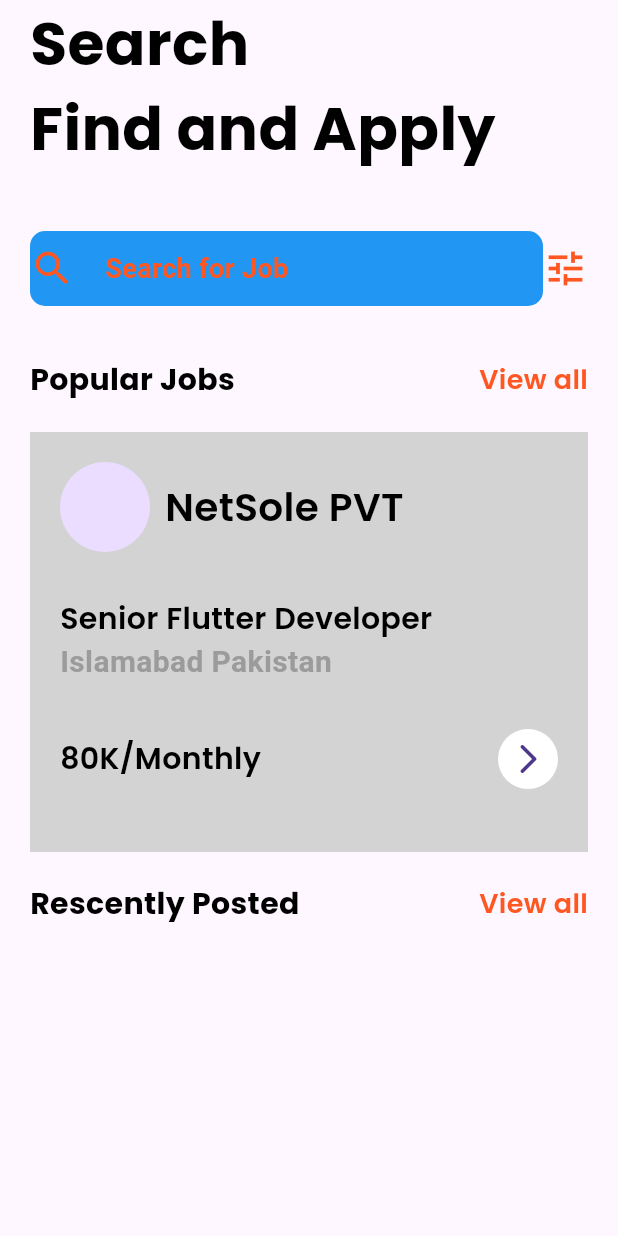
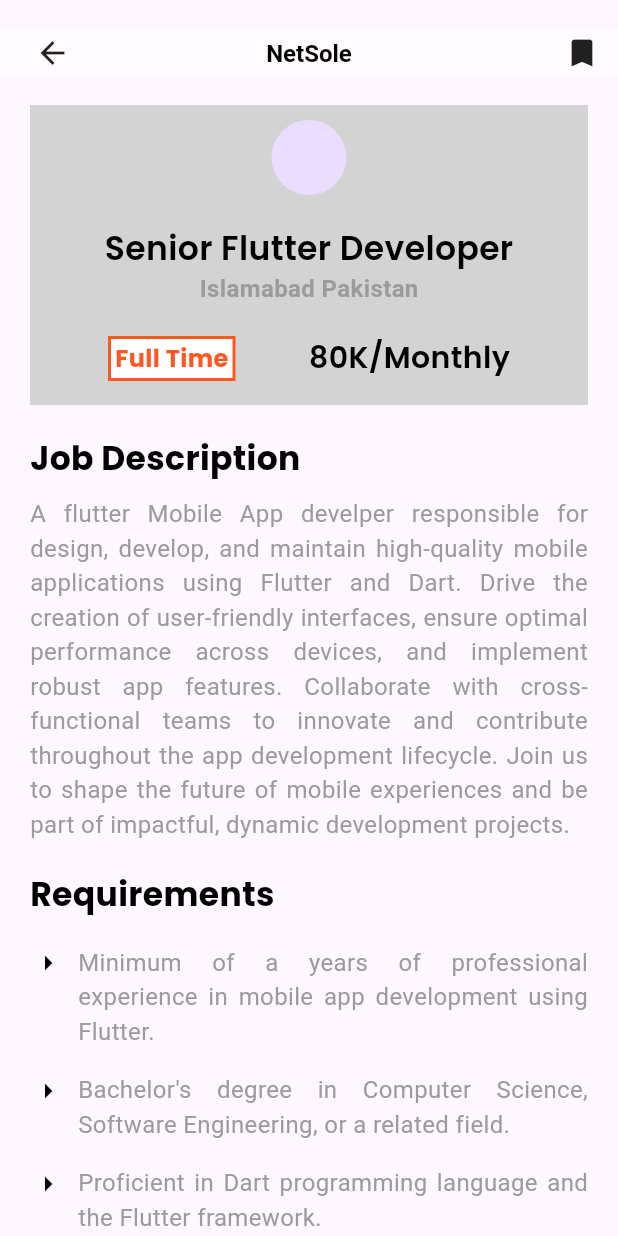
Before and after one commit to AdeelAhmadKhan36/job_mobile_app, a Flutter app: the Home_Screen screen opened directly, after a tap on "NetSole PVT", on a phone screen of 412 x 824 dp. Run offline on Flutter 3.47's test engine with Material 3 defaults, Android fonts, the phone set to English and light mode, and no system bars; our stand-ins replace eva_icons_flutter, flutter_screenutil, flutter_zoom_drawer, font_awesome_flutter, get, google_fonts and 4 more; missing offline and left inert: dart:ffi; accounts and stored records are empty.

Commit message:
Completed home_page and then designed job_page

```diff
--- a/lib/home_screen.dart
+++ b/lib/home_screen.dart
@@ -1,19 +1,21 @@
 import 'package:flutter/material.dart';
+import 'package:job_mobile_app/resources/constants/app_colors.dart';
+import 'package:job_mobile_app/view/Widgtes/job_horizental_tile.dart';
+import 'package:job_mobile_app/view/Widgtes/search_widgets.dart';
+import 'package:job_mobile_app/view/Widgtes/vertical_tile.dart';
+import 'package:job_mobile_app/view/common/app_bar.dart';
+import 'package:job_mobile_app/view/common/app_style.dart';
+import 'package:job_mobile_app/view/common/reuse_able_text.dart';
+import 'package:job_mobile_app/view/ui/Jobs/Jobs_page.dart';
+import 'package:job_mobile_app/view/ui/drawer/drawer_widget.dart';
+import 'package:job_mobile_app/view/ui/search/searchpage.dart';
 import 'package:flutter_screenutil/flutter_screenutil.dart';
 import 'package:get/get_core/src/get_main.dart';
 import 'package:get/get_navigation/get_navigation.dart';
-import 'package:job_mobile_app/resources/constants/app_colors.dart';
-import 'package:job_mobile_app/view/Widgtes/job_horizental_tile.dart';
-import 'package:job_mobile_app/view/Widgtes/search_widgets.dart';
-import 'package:job_mobile_app/view/common/app_bar.dart';
-import 'package:job_mobile_app/view/common/app_style.dart';
-import 'package:job_mobile_app/view/common/reuse_able_text.dart';
-import 'package:job_mobile_app/view/ui/drawer/drawer_widget.dart';
-import 'package:job_mobile_app/view/ui/search/searchpage.dart';
 import 'package:rive/rive.dart';
 
 class Home_Screen extends StatefulWidget {
-  const Home_Screen({super.key});
+  const Home_Screen({Key? key}) : super(key: key);
 
   @override
   State<Home_Screen> createState() => _Home_ScreenState();
@@ -23,11 +25,11 @@ class _Home_ScreenState extends State<Home_Screen> {
   @override
   Widget build(BuildContext context) {
     return Scaffold(
-        body: SafeArea(
-      child: SingleChildScrollView(
+      body: SafeArea(
         child: Padding(
           padding: EdgeInsets.symmetric(horizontal: 20),
-          child: Column(
+          child: SingleChildScrollView(
+              child: Column(
             crossAxisAlignment: CrossAxisAlignment.start,
             children: [
               Heading(
@@ -38,8 +40,8 @@ class _Home_ScreenState extends State<Home_Screen> {
               ),
               SizedBox(height: 40,),
               search_widget(
-                onTap: (){
-                  Get.to(()=> Search_Page());
+                onTap: () {
+                  Get.to(() => Search_Page());
                 },
               ),
               SizedBox(height: 35,),
@@ -47,32 +49,84 @@ class _Home_ScreenState extends State<Home_Screen> {
                 mainAxisAlignment: MainAxisAlignment.spaceBetween,
                 children: [
                   GestureDetector(
-                      onTap: (){},
-                      child: Heading(text: 'Popular Jobs', color:Color(kDark.value), fontSize:20, fontWeight:FontWeight.bold)),
+                    onTap: () {},
+                    child: Heading(
+                      text: 'Popular Jobs',
+                      color: Color(kDark.value),
+                      fontSize: 20,
+                      fontWeight: FontWeight.bold,
+                    ),
+                  ),
                   GestureDetector(
-                      onTap: (){},
-                      child: Heading(text: 'View all', color:Color(kOrange.value), fontSize:18, fontWeight:FontWeight.w600))
+                    onTap: () {},
+                    child: Heading(
+                      text: 'View all',
+                      color: Color(kOrange.value),
+                      fontSize: 18,
+                      fontWeight: FontWeight.w600,
+                    ),
+                  ),
                 ],
               ),
+
+
+
+
               SizedBox(height: 20,),
-              JobHorizontalTile(),
+              Container(
+                height: 280,
+                width: double.infinity, // Make sure it takes the full width
+                child: PageView.builder(
+                  scrollDirection: Axis.horizontal,
+                  itemCount: 5,
+                  controller: PageController(viewportFraction: 0.9),
+                  itemBuilder: (context, index) {
+                    return Padding(
+                      padding: EdgeInsets.only(right: 12),
+                      child: JobHorizontalTile(
+                        onTap: (){
+
+                          Get.to(()=>Job_Page (title: 'NetSole', id: '11',));
+
+                        },
+
+                      ),
+                    );
+                  },
+                ),
+              ),
 
               SizedBox(height: 20,),
               Row(
                 mainAxisAlignment: MainAxisAlignment.spaceBetween,
                 children: [
                   GestureDetector(
-                      onTap: (){},
-                      child: Heading(text: 'Rescently Posted', color:Color(kDark.value), fontSize:20, fontWeight:FontWeight.bold)),
+                    onTap: () {},
+                    child: Heading(
+                      text: 'Recently Posted',
+                      color: Color(kDark.value),
+                      fontSize: 20,
+                      fontWeight: FontWeight.bold,
+                    ),
+                  ),
                   GestureDetector(
-                      onTap: (){},
-                      child: Heading(text: 'View all', color:Color(kOrange.value), fontSize:18, fontWeight:FontWeight.w600))
+                    onTap: () {},
+                    child: Heading(
+                      text: 'View all',
+                      color: Color(kOrange.value),
+                      fontSize: 18,
+                      fontWeight: FontWeight.w600,
+                    ),
+                  ),
                 ],
               ),
+              SizedBox(height: 20,),
+              //Here we will use vertical tile
+              vertical_tile()
             ],
-          ),
+          )),
         ),
       ),
-    ));
+    );
   }
 }
--- a/lib/main.dart
+++ b/lib/main.dart
@@ -46,6 +46,7 @@ class MyApp extends StatelessWidget {
 
 
 
+
     )
 
     );
--- a/lib/resources/constants/app_colors.dart
+++ b/lib/resources/constants/app_colors.dart
@@ -4,6 +4,7 @@ import 'package:flutter/material.dart';
 import 'package:flutter_screenutil/flutter_screenutil.dart';
 
 const kDark=Colors.black;
+const kALight=Colors.white70;
 const kLight=Colors.white;
 const kDarkGrey=Color(0xFF9B9B9B);
 const klightGrey=Color(0xFFD3D3D3);
--- a/lib/view/Widgtes/job_horizental_tile.dart
+++ b/lib/view/Widgtes/job_horizental_tile.dart
@@ -1,19 +1,28 @@
 import 'package:flutter/material.dart';
+import 'package:get/get_core/src/get_main.dart';
+import 'package:get/get_navigation/get_navigation.dart';
 import 'package:job_mobile_app/resources/constants/app_colors.dart';
 import 'package:job_mobile_app/view/common/reuse_able_text.dart';
+import 'package:job_mobile_app/view/ui/Jobs/Jobs_page.dart';
 
 class JobHorizontalTile extends StatelessWidget {
-
-  const JobHorizontalTile({Key? key,})
+  final void Function()? onTap;
+  const JobHorizontalTile({Key? key, this.onTap,})
       : super(key: key);
 
   @override
   Widget build(BuildContext context) {
+
+
     return GestureDetector(
-      onTap: () {},
+      onTap: () {
+         Get.to(()=>Job_Page (title: 'NetSole', id: '11',));
+
+      },
       child: Container(
-        height: 280,
-        width: 500,
+        height: 300,
+        width: 400,
+
         color: Color(klightGrey.value),
         child: Padding(
           padding: const EdgeInsets.only(left: 20,top: 20,right: 20),
--- /dev/null
+++ b/lib/view/Widgtes/requirements.dart
@@ -0,0 +1,43 @@
+
+import 'package:flutter/material.dart';
+import 'package:job_mobile_app/resources/constants/app_colors.dart';
+
+class BulletPointsList extends StatelessWidget {
+  final List<String> points;
+
+  BulletPointsList({required this.points});
+
+  @override
+  Widget build(BuildContext context) {
+    return Container(
+      width: double.infinity, // Take the full available width
+      child: ListView.builder(
+        shrinkWrap: true, // Allow the ListView to take the height it needs
+        itemCount: points.length,
+        itemBuilder: (context, index) {
+          return Padding(
+            padding: const EdgeInsets.symmetric(vertical: 8.0),
+            child: Row(
+              crossAxisAlignment: CrossAxisAlignment.start,
+              children: [
+                const Icon(
+                  Icons.arrow_right,
+                  color: Colors.black, // Customize the bullet point color
+                ),
+                const SizedBox(width: 8.0),
+                Expanded(
+                  child: Text(
+                    points[index],
+                    style:  TextStyle(fontSize: 16, color: Color(kDarkGrey.value),
+                    ),
+                    textAlign: TextAlign.justify,
+                  ),
+                ),
+              ],
+            ),
+          );
+        },
+      ),
+    );
+  }
+}
--- a/lib/view/Widgtes/search_widgets.dart
+++ b/lib/view/Widgtes/search_widgets.dart
@@ -24,18 +24,21 @@ class search_widget extends StatelessWidget {
                 ),
                 child: Row(
                   children: [
-                    Icon(
-                      Icons.search_rounded,
-                      weight: 50,
-                      color: Color(kOrange.value),
-                      size: 30,
+                    Padding(
+                      padding: const EdgeInsets.only(left: 10),
+                      child: Icon(
+                        Icons.search_rounded,
+                        weight: 50,
+                        color: Color(kLight.value),
+                        size: 30,
+                      ),
                     ),
                     SizedBox(width: 20,),
                     Text(
                        "Search for Job",
                       style: TextStyle(
                         fontSize: 18,
-                        color: Color(kOrange.value),
+                        color: Color(kLight.value),
                         fontWeight: FontWeight.bold,
                       ),
                     ),
--- /dev/null
+++ b/lib/view/Widgtes/vertical_tile.dart
@@ -0,0 +1,64 @@
+import 'package:flutter/material.dart';
+import 'package:job_mobile_app/resources/constants/app_colors.dart';
+import 'package:job_mobile_app/view/common/reuse_able_text.dart';
+class vertical_tile extends StatelessWidget {
+  const vertical_tile({super.key, this.onTap});
+
+
+  final void Function()? onTap;
+  @override
+  Widget build(BuildContext context) {
+    return GestureDetector(
+      onTap: onTap,
+      child: Container(
+        padding: EdgeInsets.symmetric(horizontal: 20,vertical: 10),
+        height: 130,
+        width: double.infinity,
+        color: Color(klightGrey.value),
+        child:Column(
+          crossAxisAlignment: CrossAxisAlignment.start,
+          children: [
+            Row(
+              children: [
+                CircleAvatar(
+                  radius: 30,
+                ),
+                SizedBox(width:10,),
+                Row(
+                  mainAxisAlignment: MainAxisAlignment.spaceBetween,
+                  children: [
+                    Column(
+                      crossAxisAlignment: CrossAxisAlignment.start,
+                      children: [
+                        Heading(text: "Codematics", color: Color(kDark.value), fontSize: 20, fontWeight: FontWeight.w600),
+                        Text("Game Developer",style: TextStyle(color: Color(kDarkGrey.value),fontSize:20,fontWeight: FontWeight.bold),),
+
+                      ],
+                    ),
+
+                    Padding(
+                      padding: const EdgeInsets.only(left: 70,),
+                      child: CircleAvatar(
+                        radius: 18,
+                        backgroundColor: Color(kLight.value),
+                        child: Icon(Icons.arrow_forward_ios_rounded),
+                      ),
+                    )
+
+                  ],
+                )
+              ],
+            ),
+            SizedBox(height:20,),
+            Padding(
+              padding: const EdgeInsets.only(left: 30),
+              child: Heading(text: "60K/Monthly",  color: Color(kDark.value), fontSize: 20, fontWeight: FontWeight.w600),
+            ),
+
+
+          ],
+        ),
+      ),
+    );
+  }
+}
--- a/lib/view/common/app_bar.dart
+++ b/lib/view/common/app_bar.dart
@@ -1,27 +1,39 @@
 import 'package:flutter/material.dart';
 import 'package:job_mobile_app/resources/constants/app_colors.dart';
 import 'package:job_mobile_app/view/common/reuse_able_text.dart';
+
 class Custom_AppBar extends StatelessWidget {
   final String? text;
   final Widget child;
-  final  title;
-  final List<Widget>?actions;
+  final Widget? title;
+  final List<Widget>? actions;
 
-  const Custom_AppBar({super.key, this.text, required this.child, this.actions,this.title});
+  const Custom_AppBar({
+    Key? key,
+    this.text,
+    required this.child,
+    this.title,
+    this.actions,
+  }) : super(key: key);
 
   @override
   Widget build(BuildContext context) {
     return AppBar(
-      iconTheme:IconThemeData(),
-      backgroundColor: Color(kLight.value),
+      iconTheme: IconThemeData(),
+      backgroundColor: Colors.white54,
       elevation: 0,
       automaticallyImplyLeading: false,
+      leadingWidth: 70,
       leading: child,
       actions: actions,
       centerTitle: true,
-     title: title,
-
-      );
-
+      title: title ??
+          (text != null
+              ? Text(
+            text!,
+            style: TextStyle(fontSize: 16, color: Colors.black), // Update color
+          )
+              : null),
+    );
   }
 }
--- a/lib/view/common/custom_outline_button.dart
+++ b/lib/view/common/custom_outline_button.dart
@@ -1,4 +1,5 @@
 import 'package:flutter/material.dart';
+import 'package:job_mobile_app/resources/constants/app_colors.dart';
 import 'package:job_mobile_app/view/common/reuse_able_text.dart';
 class Custom_Button extends StatelessWidget {
 
@@ -30,7 +31,7 @@ class Custom_Button extends StatelessWidget {
         child: Center(
           child: ReusableText(
             text: text,
-            fontWeight: FontWeight.bold, style: null,
+            fontWeight: FontWeight.bold, color:Color(kOrange.value),
           ),
         ),
       ),
--- /dev/null
+++ b/lib/view/ui/Jobs/Jobs_page.dart
@@ -0,0 +1,162 @@
+import 'package:flutter/material.dart';
+import 'package:flutter_screenutil/flutter_screenutil.dart';
+import 'package:get/get.dart';
+import 'package:get/get_core/src/get_main.dart';
+import 'package:get/get_navigation/get_navigation.dart';
+import 'package:job_mobile_app/resources/constants/app_colors.dart';
+import 'package:job_mobile_app/view/Widgtes/requirements.dart';
+import 'package:job_mobile_app/view/common/app_bar.dart';
+import 'package:job_mobile_app/view/common/custom_outline_button.dart';
+import 'package:job_mobile_app/view/common/reuse_able_text.dart';
+
+class Job_Page extends StatefulWidget {
+  const Job_Page({super.key, required this.title, required this.id});
+
+  final String title;
+  final String id;
+  @override
+  State<Job_Page> createState() => _Job_PageState();
+}
+
+class _Job_PageState extends State<Job_Page> {
+  @override
+  Widget build(BuildContext context) {
+    print('Title: ${widget.title}');
+
+    return Scaffold(
+      appBar: PreferredSize(
+        preferredSize: Size.fromHeight(50),
+        child: Padding(
+          padding: const EdgeInsets.only(top: 20),
+          child: Custom_AppBar(
+            child: GestureDetector(
+              onTap: () => Get.back(),
+              child: Icon(Icons.arrow_back),
+            ),
+            title: Text(
+              widget.title,
+              style: TextStyle(
+                  fontSize: 16,
+                  color: Color(kDark.value),
+                  fontWeight: FontWeight.bold),
+            ),
+            actions: [
+              Padding(
+                padding: const EdgeInsets.only(right: 12),
+                child: Icon(Icons.bookmark),
+              )
+            ],
+          ),
+        ),
+      ),
+      body: SingleChildScrollView(
+        child: Padding(
+          padding: const EdgeInsets.all(20),
+          child: Column(
+            crossAxisAlignment: CrossAxisAlignment.start,
+            children: [
+              Container(
+                height: 200,
+                width: double.infinity,
+                color: Color(klightGrey.value),
+                child: Column(
+                  children: [
+                    Padding(
+                      padding: const EdgeInsets.only(top: 10),
+                      child: CircleAvatar(
+                        radius: 25,
+                      ),
+                    ),
+                    SizedBox(
+                      height: 20,
+                    ),
+                    Heading(
+                        text: "Senior Flutter Developer",
+                        color: Color(kDark.value),
+                        fontSize: 22,
+                        fontWeight: FontWeight.w600),
+                    Text(
+                      "Islamabad Pakistan",
+                      style: TextStyle(
+                          color: Color(kDarkGrey.value),
+                          fontSize: 16,
+                          fontWeight: FontWeight.bold),
+                    ),
+                    SizedBox(
+                      height: 20,
+                    ),
+                    Padding(
+                      padding: const EdgeInsets.only(left: 52, right: 52),
+                      child: Row(
+                        mainAxisAlignment: MainAxisAlignment.spaceBetween,
+                        children: [
+                          Custom_Button(
+                            height: 30,
+                            width: 85,
+                            color2: Color(kLight.value),
+                            text: 'Full Time',
+                            color: Color(kOrange.value),
+                          ),
+                          Heading(
+                              text: "80K/Monthly",
+                              color: Color(kDark.value),
+                              fontSize: 20,
+                              fontWeight: FontWeight.w600),
+                        ],
+                      ),
+                    ),
+
+                  ],
+                ),
+              ),
+
+              SizedBox(
+                height: 20,
+              ),
+              Heading(
+                  text: "Job Description",
+                  color: Color(kDark.value),
+                  fontSize: 22,
+                  fontWeight: FontWeight.bold),
+              SizedBox(height: 10,),
+
+              Text( 'A flutter Mobile App develper responsible for design, develop, and maintain high-quality mobile applications using Flutter and Dart. Drive the creation of user-friendly interfaces, ensure optimal performance across devices, and implement robust app features. Collaborate with cross-functional teams to innovate and contribute throughout the app development lifecycle. Join us to shape the future of mobile experiences and be part of impactful, dynamic development projects.',
+                style: TextStyle(
+                  fontSize: 16,
+                  color: Color(kDarkGrey.value),
+                ), textAlign: TextAlign.justify,
+
+              ),
+              SizedBox(
+                height: 20,
+              ),
+              Heading(
+                  text: "Requirements",
+                  color: Color(kDark.value),
+                  fontSize: 22,
+                  fontWeight: FontWeight.bold),
+              SizedBox(height: 10,),
+              BulletPointsList(
+                points: [
+                  'Minimum of a years of professional experience in mobile app development using Flutter.',
+                  'Bachelor\'s degree in Computer Science, Software Engineering, or a related field.',
+                  'Proficient in Dart programming language and the Flutter framework.',
+                  'Strong understanding of mobile application development concepts, architecture, and design patterns.',
+                  'Experience working with RESTful APIs and third-party integrations.',
+                  'Familiarity with Agile methodologies and version control systems (e.g., Git).',
+                  'Knowledge of mobile app deployment processes for iOS and Android platforms.',
+                  'Excellent problem-solving skills and ability to work in a collaborative team environment.',
+
+
+                  ],
+              ),
+
+
+            ],
+
+          ),
+        ),
+      ),
+    );
+  }
+}
```
Also changed, not shown: lib/constants/app_constant.dart (added).
